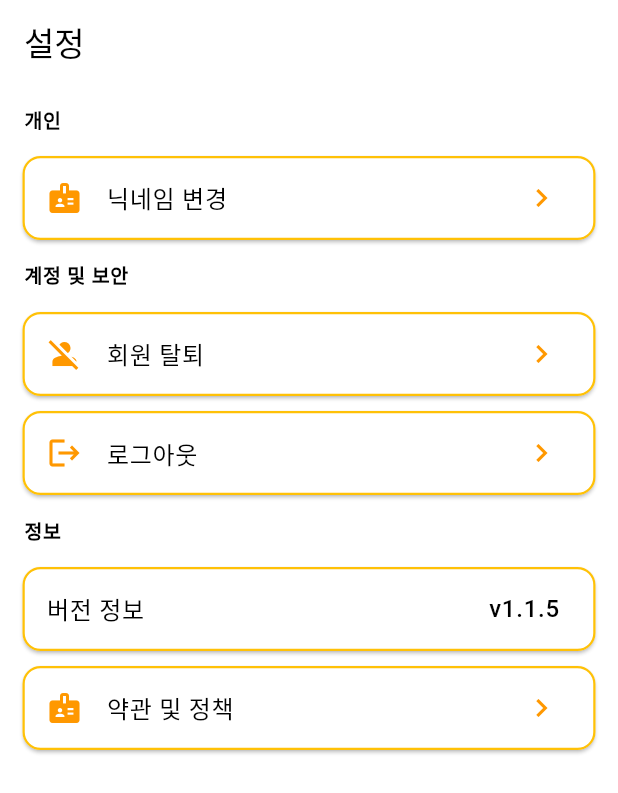
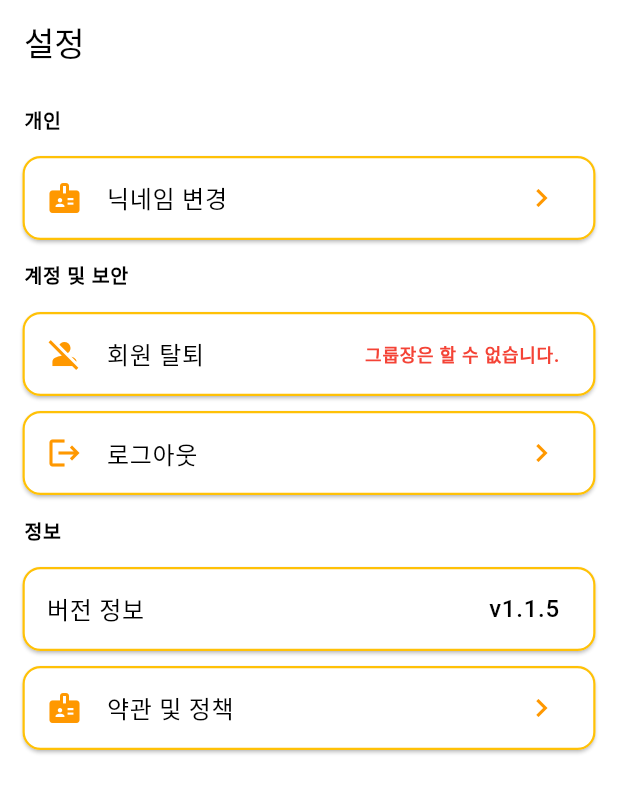
Before and after one commit to Mango-Fridge/Frontend, a Flutter app: the SettingView screen opened by its route, on a phone screen of 412 x 824 dp. Shown: the top 793 px of the screen. Run offline on Flutter 3.47's test engine with Material 3 defaults, Android fonts, the phone set to English and light mode, and no system bars; our stand-ins replace custom_sliding_segmented_control, dio, dropdown_button2, flutter_dotenv, flutter_riverpod, fluttertoast and 9 more; missing offline and left inert: kakao_flutter_sdk; accounts and stored records are empty; generated files the repository leaves out were written again; Roboto replaces fonts that are missing (Mainfonts).

Commit message:
[Fix]: Setting - 회원탈퇴가 안되는 현상 수정 및 로직 변경 #192

```diff
--- a/lib/view/setting/nickname_edit_view.dart
+++ b/lib/view/setting/nickname_edit_view.dart
@@ -1,5 +1,6 @@
 import 'package:flutter/material.dart';
 import 'package:flutter_riverpod/flutter_riverpod.dart';
+import 'package:mango/design.dart';
 import 'package:mango/model/login/auth_model.dart';
 import 'package:mango/providers/login_auth_provider.dart';
 
@@ -24,7 +25,7 @@ class _NicknameEditViewState extends ConsumerState<NicknameEditView> {
           crossAxisAlignment: CrossAxisAlignment.start,
           mainAxisAlignment: MainAxisAlignment.start,
           children: [
-            const TextField(),
+            const TextField(style: TextStyle(fontSize: Design.normalFontSize2)),
             Text(
               "- 현재 닉네임 : ${user!.usrNm}",
               style: const TextStyle(
--- a/lib/view/setting/setting_view.dart
+++ b/lib/view/setting/setting_view.dart
@@ -2,7 +2,9 @@ import 'package:flutter/material.dart';
 import 'package:flutter_riverpod/flutter_riverpod.dart';
 import 'package:go_router/go_router.dart';
 import 'package:mango/design.dart';
+import 'package:mango/model/group/group.dart';
 import 'package:mango/model/login/auth_model.dart';
+import 'package:mango/providers/group_provider.dart';
 import 'package:mango/providers/login_auth_provider.dart';
 import 'package:package_info_plus/package_info_plus.dart';
 
@@ -15,6 +17,7 @@ class SettingView extends ConsumerStatefulWidget {
 
 class _SettingViewState extends ConsumerState<SettingView> {
   AuthInfo? get user => ref.watch(loginAuthProvider);
+  Group? get group => ref.watch(groupProvider);
   String version = "";
 
   @override
@@ -82,13 +85,26 @@ class _SettingViewState extends ConsumerState<SettingView> {
             child: ListTile(
               leading: const Icon(Icons.person_off, color: Colors.orange),
               title: const Text('회원 탈퇴'),
-              trailing: const Icon(
-                Icons.keyboard_arrow_right,
-                color: Colors.orange,
-              ),
-              onTap: () {
-                deleteUserDialog(context);
-              },
+              trailing:
+                  group?.groupOwnerId != user?.usrId
+                      ? const Icon(
+                        Icons.keyboard_arrow_right,
+                        color: Colors.orange,
+                      )
+                      : const Text(
+                        "그룹장은 할 수 없습니다.",
+                        style: TextStyle(
+                          fontSize: Design.normalFontSize0,
+                          color: Colors.red,
+                          fontWeight: FontWeight.bold,
+                        ),
+                      ),
+              onTap:
+                  group?.groupOwnerId != user?.usrId
+                      ? () {
+                        deleteUserDialog(context);
+                      }
+                      : null,
             ),
           ),
           const SizedBox(height: 10),
```
